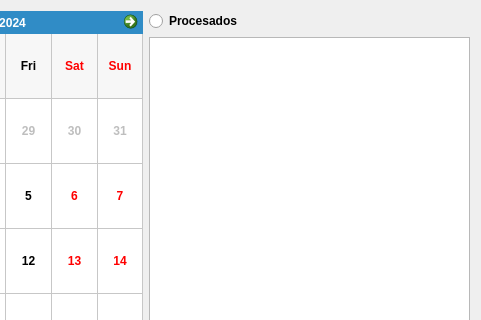
Qt form nqtrucksserver/RegistrosUi/RegistrosUi.ui (sunsiz/nQTrucks) before a commit; both pictures show x 189 to 670 and y 0 to 320 of the 670 by 572 pixel window.
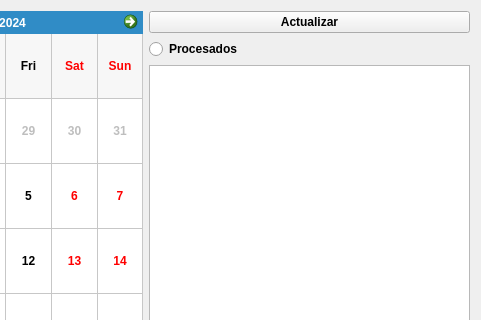
The same form after that commit. Icons and pictures are not drawn.

Commit message: Updare Registros UI

Patch:
```diff
--- a/nqtrucksserver/RegistrosUi/RegistrosUi.ui
+++ b/nqtrucksserver/RegistrosUi/RegistrosUi.ui
@@ -44,6 +44,23 @@
    </item>
    <item row="0" column="1" rowspan="2">
     <layout class="QVBoxLayout" name="verticalLayout">
+     <item>
+      <widget class="QPushButton" name="actualizarRegistros">
+       <property name="text">
+        <string>Actualizar</string>
+       </property>
+       <property name="icon">
+        <iconset resource="../../resources/system.qrc">
+         <normaloff>:/temp/icons/system/devices/system-restart-panel.png</normaloff>:/temp/icons/system/devices/system-restart-panel.png</iconset>
+       </property>
+       <property name="iconSize">
+        <size>
+         <width>32</width>
+         <height>32</height>
+        </size>
+       </property>
+      </widget>
+     </item>
      <item>
       <widget class="QRadioButton" name="selectProcesados">
        <property name="text">
```
The commit also changes 2 other files.
